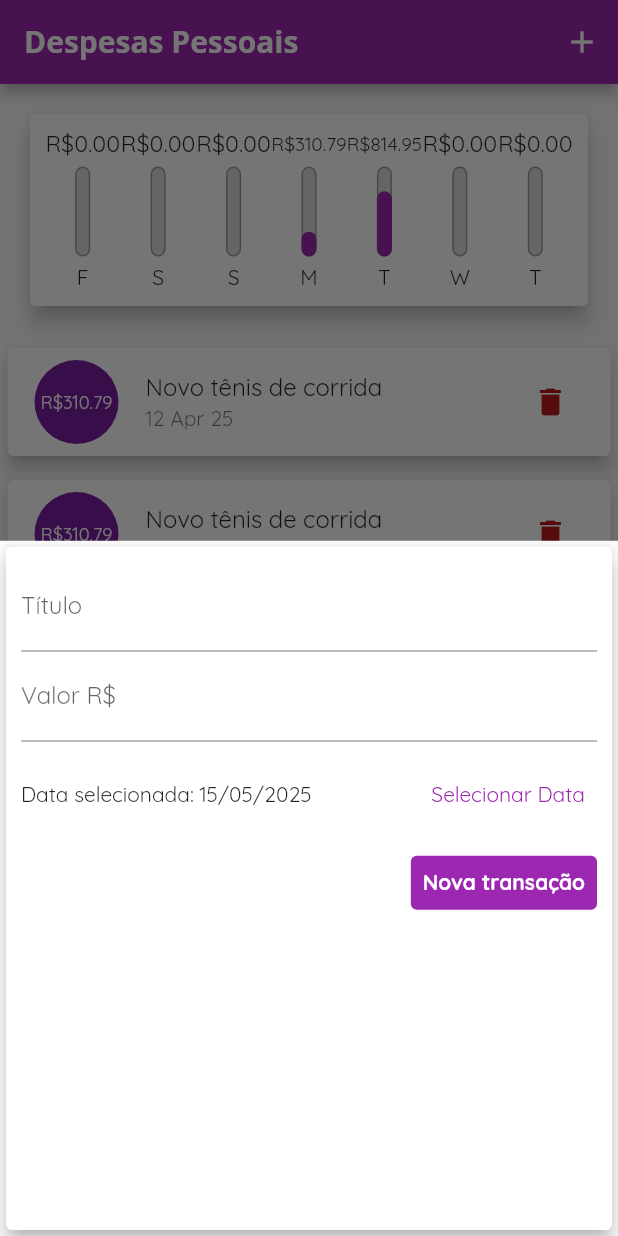
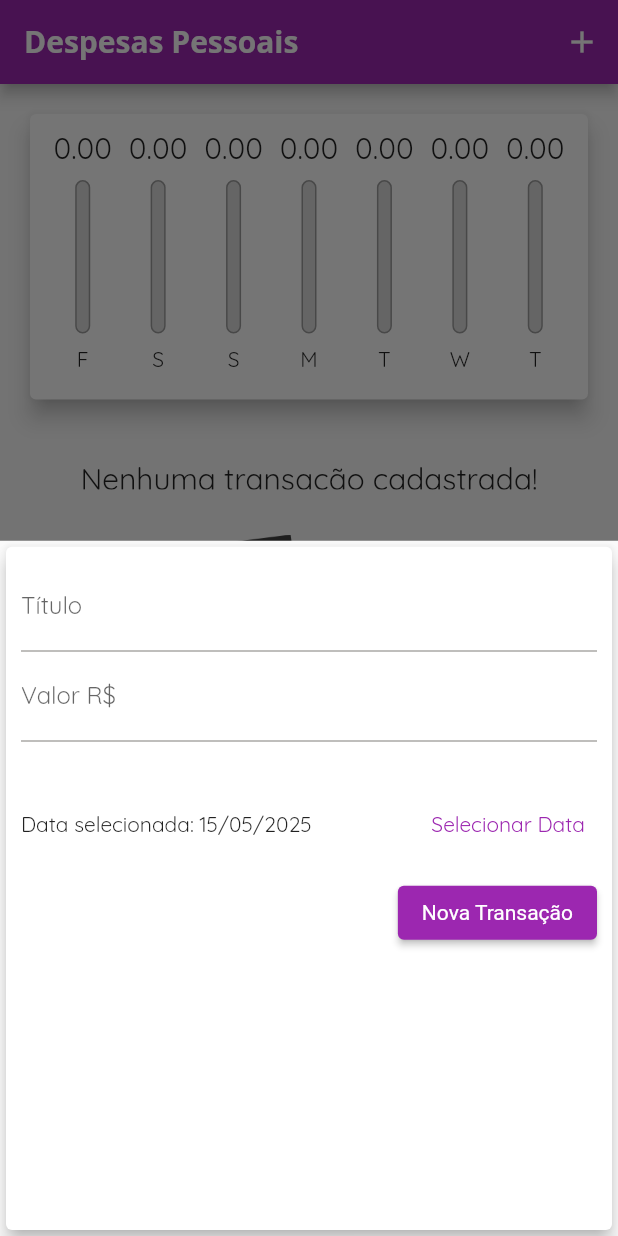
Before and after one commit to dm-moro/FlutterExpenses, a Flutter app: the screen it shows after launch, after a tap on the "add" icon, on a phone screen of 412 x 824 dp. Run offline on Flutter 3.47's test engine with Material 3 defaults, Android fonts, the phone set to English and light mode, and no system bars.

Commit message:
feat: Responsiveness and adaptativiness

```diff
--- /dev/null
+++ b/lib/components/adaptativa_textfield.dart
@@ -0,0 +1,37 @@
+import 'package:flutter/material.dart';
+import 'package:flutter/cupertino.dart';
+import 'dart:io';
+
+class AdaptativeTextField extends StatelessWidget {
+
+  final String label;
+  final TextEditingController controller;
+  final Function onSubmitted;
+  final TextInputType keyboardType;
+
+  AdaptativeTextField({
+    required this.label,
+    required this.controller,
+    required this.onSubmitted,
+    required this.keyboardType,
+  });
+
+  @override
+  Widget build(BuildContext context) {
+    return Platform.isIOS
+      ? CupertinoTextField(
+        onSubmitted: (String value) => onSubmitted(value),
+        controller: controller,
+        keyboardType: keyboardType as TextInputType?,
+        key: ValueKey(label),
+        placeholder: label,
+      )
+      : TextField(
+        onSubmitted: (String value) => onSubmitted(value),
+        controller: controller,
+        keyboardType: keyboardType as TextInputType?,
+        key: ValueKey(label),
+        decoration: InputDecoration(labelText: label),
+      );
+  }
+}
--- /dev/null
+++ b/lib/components/adaptative_button.dart
@@ -0,0 +1,36 @@
+import 'package:flutter/cupertino.dart';
+import 'package:flutter/material.dart';
+import 'dart:io';
+
+class AdaptativeButton extends StatelessWidget {
+
+  final String label;
+  final Function onPressed;
+
+  AdaptativeButton({
+    required this.label,
+    required this.onPressed
+  });
+
+  @override
+  Widget build(BuildContext context) {
+    return Platform.isIOS
+      ? CupertinoButton(
+        onPressed: () => onPressed,
+        color: Theme.of(context).primaryColor,
+        padding: EdgeInsets.symmetric(
+          horizontal: 20),
+        child: Text(label),
+        )
+      : ElevatedButton(
+        onPressed: () => onPressed,
+        style: ButtonStyle(
+          backgroundColor: MaterialStateProperty.all(Theme.of(context).primaryColor),
+          textStyle: MaterialStateProperty.all(
+            TextStyle(color: Colors.white),
+          ),
+        ),
+        child: Text(label),
+      );
+  }
+}
--- /dev/null
+++ b/lib/components/adaptative_datepicker.dart
@@ -0,0 +1,67 @@
+import 'package:flutter/material.dart';
+import 'package:flutter/cupertino.dart';
+import 'dart:io';
+import 'package:intl/intl.dart';
+
+class AdaptativeDatePicker extends StatelessWidget {
+
+  final DateTime selectedDate;
+  final Function (DateTime) onDateChanged;
+
+  AdaptativeDatePicker({
+    required this.selectedDate,
+    required this.onDateChanged,
+  });
+
+
+  _showDatePicker(BuildContext context) {
+    showDatePicker(
+      context: context,
+      initialDate: DateTime.now(),
+      firstDate: DateTime(2024),
+      lastDate: DateTime.now(),
+    ).then((pickedDate) {
+      if (pickedDate == null) {
+        return;
+      }
+
+      onDateChanged(pickedDate);
+    });
+  }
+
+  @override
+  Widget build(BuildContext context) {
+    return Platform.isIOS
+      ? Container(
+        height: 180,
+        child: CupertinoDatePicker(
+          mode: CupertinoDatePickerMode.date,
+          initialDateTime: selectedDate,
+          minimumDate: DateTime(2024),
+          maximumDate: DateTime.now(),
+          onDateTimeChanged: (pickedDate) {
+            onDateChanged(pickedDate);
+          },
+        ),
+      )
+      : Container(
+          height: 70,
+          child: Row(
+            children: [
+              Expanded(
+                child: Text(
+                  selectedDate == null
+                  ? 'Nenhuma data selecionada!'
+                  : 'Data selecionada: ${DateFormat('dd/MM/y').format(selectedDate!)}'
+                ),
+              ),
+              TextButton(
+                onPressed: () => _showDatePicker(context),
+                style: ButtonStyle(),
+                child: Text('Selecionar Data'),
+              ),
+            ],
+          ),
+        );
+  }
+}
--- a/lib/components/chart_bar.dart
+++ b/lib/components/chart_bar.dart
@@ -11,14 +11,19 @@ class ChartBar extends StatelessWidget {
 
   @override
   Widget build(BuildContext context) {
+    return LayoutBuilder(
+      builder: (ctx, constraints) {
         return Column(
           children: [
             Container(
-          height: 20,
-          child: FittedBox(child: Text('R\$${value?.toStringAsFixed(2)}'))),
-        SizedBox(height: 5),
+              height: constraints.maxHeight * 0.15,
+              child: FittedBox(
+                child: Text('${value?.toStringAsFixed(2)}'),
+              ),
+            ),
+            SizedBox(height: constraints.maxHeight * 0.05),
             Container(
-          height: 60,
+              height: constraints.maxHeight * 0.6,
               width: 10,
               child: Stack(
                 alignment: Alignment.bottomCenter,
@@ -42,9 +47,13 @@ class ChartBar extends StatelessWidget {
                 ],
               ),
             ),
-        SizedBox(height: 5),
-        Text(label.toString()),
+            SizedBox(height: constraints.maxHeight * 0.05),
+            Container(
+              height: constraints.maxHeight * 0.15,
+              child: Text(label.toString())),
           ],
         );
       }
+    );
   }
+}
--- a/lib/components/transaction_form.dart
+++ b/lib/components/transaction_form.dart
@@ -1,5 +1,7 @@
+import 'package:expenses/components/adaptativa_textfield.dart';
+import 'package:expenses/components/adaptative_button.dart';
+import 'package:expenses/components/adaptative_datepicker.dart';
 import 'package:flutter/material.dart';
-import 'package:intl/intl.dart';
 
 class TransactionForm extends StatefulWidget {
 
@@ -29,23 +31,6 @@ class _TransactionFormState extends State<TransactionForm> {
     widget.onSubmit(title, value, _selectedDate);
   }
 
-  _showDatePicker() {
-    showDatePicker(
-      context: context,
-      initialDate: DateTime.now(),
-      firstDate: DateTime(2024),
-      lastDate: DateTime.now(),
-    ).then((pickedDate) {
-      if (pickedDate == null) {
-        return;
-      }
-
-      setState(() {
-        _selectedDate = pickedDate;
-      });
-    });
-  }
-
   @override
   Widget build(BuildContext context) {
     return Card(
@@ -54,56 +39,31 @@ class _TransactionFormState extends State<TransactionForm> {
               padding: const EdgeInsets.all(10),
               child: Column(
                 children: [
-                  TextField(
+                  AdaptativeTextField(
+                    label: 'Título',
                     controller: titleController,
                     onSubmitted: (_) => _submitForm(),
-                    decoration: InputDecoration(
-                      labelText: 'Título'
-                    ),
+                    keyboardType: TextInputType.text
                   ),
-                  TextField(
+                  AdaptativeTextField(
+                    label: 'Valor R\$',
                     controller: valueController,
+                    onSubmitted: (_) => _submitForm(),
                     keyboardType: TextInputType.numberWithOptions(decimal: true),
-                    onSubmitted: (_) => _submitForm(),
-                    decoration: InputDecoration(
-                      labelText: 'Valor R\$'
-                    ),
                   ),
-                  Container(
-                    height: 70,
-                    child: Row(
-                      children: [
-                        Expanded(
-                          child: Text(
-                            _selectedDate == null
-                            ? 'Nenhuma data selecionada!'
-                            : 'Data selecionada: ${DateFormat('dd/MM/y').format(_selectedDate!)}'
-                          ),
-                        ),
-                        TextButton(
-                          onPressed: _showDatePicker,
-                          child: Text('Selecionar Data'),
-                          style: ButtonStyle(),
-                        ),
-                      ],
-                    ),
+                  SizedBox(height: 20),
+                  AdaptativeDatePicker(
+                    selectedDate: _selectedDate,
+                    onDateChanged: (newDate) {
+                      setState(() {
+                        _selectedDate = newDate;
+                      });
+                    },
                   ),
                   Row(
                     mainAxisAlignment: MainAxisAlignment.end,
                     children: [
-                      TextButton(
-                        onPressed:_submitForm,
-                        style: ButtonStyle(
-                          backgroundColor: MaterialStateProperty.all<Color>(Theme.of(context).primaryColor),
-                        ),
-                        child: Text(
-                          'Nova transação',
-                          style: TextStyle(
-                            color: Colors.white,
-                            fontWeight: FontWeight.bold,
-                          ),
-                        ),
-                      ),
+                      AdaptativeButton(label: 'Nova Transação', onPressed: _submitForm),
                     ],
                   ),
                 ],
--- a/lib/components/transaction_list.dart
+++ b/lib/components/transaction_list.dart
@@ -1,4 +1,5 @@
 import 'package:flutter/material.dart';
+import 'package:flutter/rendering.dart';
 import 'package:intl/intl.dart';
 import '../models/transaction.dart';
 
@@ -13,22 +14,28 @@ class TransactionList extends StatelessWidget {
   @override
   Widget build(BuildContext context) {
     return  Container(
-      height: 600,
-      child: transactions.isEmpty ? Column(
+      child: transactions.isEmpty
+      ? LayoutBuilder(
+          builder: (ctx, constraints) {
+            return Column(
             children: [
             SizedBox(height: 20),
-          Text('Nenhuma transação cadastrada!',
+            Container(
+              height: 20,
+              child: Text('Nenhuma transação cadastrada!',
               style: Theme.of(context).textTheme.titleLarge,
               ),
-          SizedBox(height: 20),
+            ),
+            SizedBox(height: 30),
             Container(
-            height: 200,
+              height: constraints.maxHeight * 0.6,
               child: Image.asset('assets/images/waiting.png',
               fit: BoxFit.cover,
               ),
             ),
           ],
-      )
+        );
+      })
       : ListView.builder(
         itemCount: transactions.length,
         itemBuilder: (ctx, index) {
@@ -51,7 +58,16 @@ class TransactionList extends StatelessWidget {
                 subtitle: Text(
                   DateFormat('d MMM yy').format(tr.date)
                 ),
-                trailing: IconButton(
+                trailing: MediaQuery.of(context).size.width >  480
+                  ? TextButton.icon(
+                    onPressed: () => onRemove(tr.id),
+                    icon: Icon(Icons.delete),
+                    label: Text('Excluir'),
+                    style: ButtonStyle(
+                      foregroundColor: MaterialStateProperty.all(Theme.of(context).colorScheme.error),
+                    )
+                  )
+                  : IconButton(
                     onPressed: () => onRemove(tr.id),
                     icon: Icon(Icons.delete),
                     color: Theme.of(context).colorScheme.error,
--- a/lib/main.dart
+++ b/lib/main.dart
@@ -1,6 +1,9 @@
+import 'dart:io';
+
 import 'package:expenses/components/chart.dart';
 import 'package:expenses/components/transaction_form.dart';
 import 'package:expenses/models/transaction.dart';
+import 'package:flutter/cupertino.dart';
 import 'package:flutter/material.dart';
 import './components/transaction_list.dart';
 import 'components/chart.dart';
@@ -46,49 +49,51 @@ class MyHomePage extends StatefulWidget {
 
 class _MyHomePageState extends State<MyHomePage> {
   final List<Transaction> _transactions = [
-    Transaction(
-      id: 't0',
-      title: 'Novo tênis de corrida',
-      value: 310.79,
-      date: DateTime.now().subtract(Duration(days: 33)),
-    ),
-    Transaction(
-      id: 't1',
-      title: 'Novo tênis de corrida',
-      value: 310.79,
-      date: DateTime.now().subtract(Duration(days: 3)),
-    ),
-    Transaction(
-      id: 't2',
-      title: 'Conta de luz',
-      value: 110.09,
-      date: DateTime.now().subtract(Duration(days: 2)),
-    ),
-    Transaction(
-      id: 't3',
-      title: 'Maquiagem',
-      value: 317.39,
-      date: DateTime.now().subtract(Duration(days: 2)),
-    ),
-    Transaction(
-      id: 't4',
-      title: 'Açai',
-      value: 17.85,
-      date: DateTime.now().subtract(Duration(days: 2)),
-    ),
-     Transaction(
-      id: 't5',
-      title: 'Roupa',
-      value: 245.969,
-      date: DateTime.now().subtract(Duration(days: 2)),
-    ),
-    Transaction(
-      id: 't6',
-      title: 'Cosmetico',
-      value: 123.65,
-      date: DateTime.now().subtract(Duration(days: 2)),
-    ),
+    // Transaction(
+    //   id: 't0',
+    //   title: 'Novo tênis de corrida',
+    //   value: 310.79,
+    //   date: DateTime.now().subtract(Duration(days: 33)),
+    // ),
+    // Transaction(
+    //   id: 't1',
+    //   title: 'Novo tênis de corrida',
+    //   value: 310.79,
+    //   date: DateTime.now().subtract(Duration(days: 3)),
+    // ),
+    // Transaction(
+    //   id: 't2',
+    //   title: 'Conta de luz',
+    //   value: 110.09,
+    //   date: DateTime.now().subtract(Duration(days: 2)),
+    // ),
+    // Transaction(
+    //   id: 't3',
+    //   title: 'Maquiagem',
+    //   value: 317.39,
+    //   date: DateTime.now().subtract(Duration(days: 2)),
+    // ),
+    // Transaction(
+    //   id: 't4',
+    //   title: 'Açai',
+    //   value: 17.85,
+    //   date: DateTime.now().subtract(Duration(days: 2)),
+    // ),
+    //  Transaction(
+    //   id: 't5',
+    //   title: 'Roupa',
+    //   value: 245.969,
+    //   date: DateTime.now().subtract(Duration(days: 2)),
+    // ),
+    // Transaction(
+    //   id: 't6',
+    //   title: 'Cosmetico',
+    //   value: 123.65,
+    //   date: DateTime.now().subtract(Duration(days: 2)),
+    // ),
   ];
+
+  bool _showChart = false;
 
   List<Transaction> get _recentTransactions {
     return _transactions.where((tr) {
@@ -126,32 +131,112 @@ class _MyHomePageState extends State<MyHomePage> {
     );
   }
 
+  Widget _getIconButton(IconData icon, void Function() fn) {
+    return Platform.isIOS
+      ? GestureDetector(onTap: fn, child: Icon(icon))
+      : IconButton(onPressed: fn, icon: Icon(icon));
+  }
+
   @override
   Widget build(BuildContext context) {
-    return Scaffold(
-      appBar: AppBar(
+    final mediaQuery = MediaQuery.of(context);
+
+    bool isLandscape = mediaQuery.orientation == Orientation.landscape;
+
+    final iconList = Platform.isIOS ? CupertinoIcons.refresh : Icons.list;
+    final chartList = Platform.isIOS ? CupertinoIcons.refresh : Icons.show_chart;
+
+    final actions = [
+          if (isLandscape)
+          _getIconButton(
+            _showChart ? iconList : chartList,
+            () {
+              setState(() {
+                _showChart = !_showChart;
+              });
+            },
+          ),
+          _getIconButton(
+            Platform.isIOS ? CupertinoIcons.add : Icons.add,
+            () => _openTransactionFormModal(context),
+          ),
+        ];
+
+      final cupertinoNavBar = CupertinoNavigationBar(
+        middle: Text("Despesas Pessoais"),
+        trailing: Row(
+          mainAxisSize: MainAxisSize.min,
+          children: actions,
+        ),
+      );
+
+      final materialAppBar = AppBar(
         title: Text("Despesas Pessoais"),
-        actions: [
-          IconButton(
-            onPressed: () => _openTransactionFormModal(context),
-            icon: Icon(Icons.add),
+        actions: actions,
+      );
+
+      final avaiableHeight = mediaQuery.size.height -
+          (Platform.isIOS
+              ? cupertinoNavBar.preferredSize.height
+              : materialAppBar.preferredSize.height);
+
+      final bodyPage = SafeArea(
+        child: SingleChildScrollView(
+          child: Column(
+            crossAxisAlignment: CrossAxisAlignment.stretch,
+            children: [
+              // if (isLandscape)
+              // Row(
+              //   mainAxisAlignment: MainAxisAlignment.center,
+              //   children: [
+              //     Text(
+              //       'Exibir Gráfico'
+              //     ),
+              //     Switch.adaptative(
+              //       value: _showChart,
+              //       onChanged: (value) {
+              //         setState(() {
+              //           _showChart = value;
+              //         });
+              //       }
+              //     ),
+              //   ],
+              // ),
+              if (_showChart || !isLandscape)
+                Container(
+                  height: isLandscape
+                      ? avaiableHeight * 0.7
+                      : avaiableHeight * 0.3,
+                  child: Chart(_recentTransactions),
+                ),
+              if (!_showChart || !isLandscape)
+                Container(
+                  height: isLandscape
+                      ? avaiableHeight * 1
+                      : avaiableHeight * 0.7,
+                  child: TransactionList(_transactions, _removeTransaction),
                 ),
             ],
           ),
-      body: SingleChildScrollView(
-        child: Column(
-          crossAxisAlignment: CrossAxisAlignment.stretch,
-          children: [
-            Chart(_recentTransactions),
-            TransactionList(_transactions, _removeTransaction),
-          ],
         ),
-      ),
-      floatingActionButton: FloatingActionButton(
+      );
+
+      return Platform.isIOS
+          ? CupertinoPageScaffold(
+              navigationBar: cupertinoNavBar,
+              child: bodyPage,
+            )
+          : Scaffold(
+              appBar: materialAppBar,
+              body: bodyPage,
+              floatingActionButton: Platform.isIOS
+                  ? Container()
+                  : FloatingActionButton(
                       child: Icon(Icons.add),
                       onPressed: () => _openTransactionFormModal(context),
                     ),
-      floatingActionButtonLocation: FloatingActionButtonLocation.centerFloat,
+              floatingActionButtonLocation:
+                  FloatingActionButtonLocation.centerFloat,
             );
     }
   }
```
Lines whose indentation alone changed are shown as unchanged.
